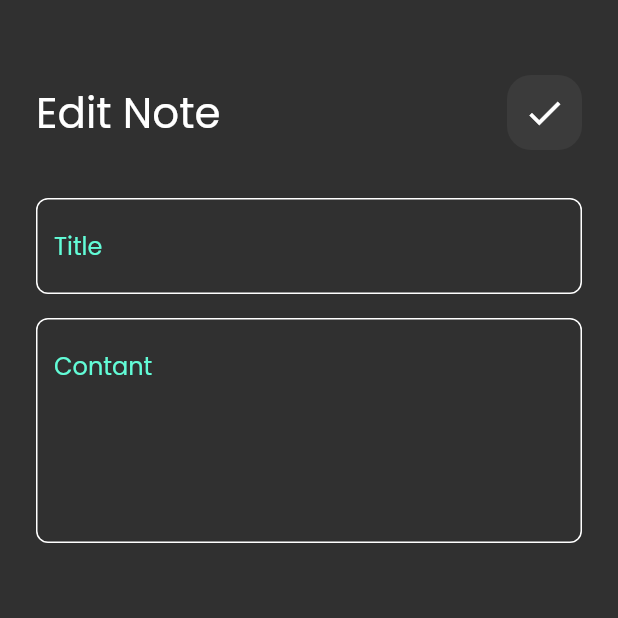
After one commit to HadyAbdallah/Notes-App, a Flutter app: the screen it shows after launch, after a tap on "Flutte Tips", on a phone screen of 412 x 824 dp, the top half of it. The commit adds this screen. Run offline on Flutter 3.47's test engine with Material 2 defaults, Android fonts, the phone set to English and light mode, and no system bars.

Commit message:
Create Edit view with some edits in code and add note model

```diff
--- /dev/null
+++ b/lib/Views/EditNoteView.dart
@@ -0,0 +1,15 @@
+import 'package:flutter/material.dart';
+
+import '../Widgets/EditNoteViewBody.dart';
+
+class EditNoteView extends StatelessWidget {
+  const EditNoteView({super.key});
+  static String id = "EditNoteView";
+
+  @override
+  Widget build(BuildContext context) {
+    return const Scaffold(
+      body: EditNoteViewBody(),
+    );
+  }
+}
--- a/lib/Widgets/AddNoteBottomSheet.dart
+++ b/lib/Widgets/AddNoteBottomSheet.dart
@@ -31,7 +31,9 @@ class AddNoteBottomSheet extends StatelessWidget {
             SizedBox(
               height: 32,
             ),
-            CustomButton(),
+            CustomButton(
+              text: 'Add',
+            ),
             SizedBox(
               height: 16,
             ),
--- a/lib/Widgets/CustomAppBar.dart
+++ b/lib/Widgets/CustomAppBar.dart
@@ -1,19 +1,22 @@
 import 'package:flutter/material.dart';
-import 'package:notes/Widgets/CustomSearchIcon.dart';
+import 'package:notes/Widgets/CustomIcon.dart';
 
 class CustomAppBar extends StatelessWidget {
-  const CustomAppBar({super.key});
-
+  const CustomAppBar({super.key, required this.title, required this.icon});
+  final String title;
+  final IconData icon;
   @override
   Widget build(BuildContext context) {
-    return const Row(
+    return Row(
       children: [
         Text(
-          "Notes",
-          style: TextStyle(fontSize: 28),
+          title,
+          style: const TextStyle(fontSize: 28),
         ),
         Spacer(),
-        CustomSearchIcon(),
+        CustomIcon(
+          icon: icon,
+        ),
       ],
     );
   }
--- a/lib/Widgets/CustomSearchIcon.dart
+++ b/lib/Widgets/CustomIcon.dart
@@ -1,7 +1,8 @@
 import 'package:flutter/material.dart';
 
-class CustomSearchIcon extends StatelessWidget {
-  const CustomSearchIcon({super.key});
+class CustomIcon extends StatelessWidget {
+  const CustomIcon({super.key, required this.icon});
+  final IconData icon;
 
   @override
   Widget build(BuildContext context) {
@@ -12,11 +13,12 @@ class CustomSearchIcon extends StatelessWidget {
         color: Colors.white.withOpacity(0.05),
         borderRadius: BorderRadius.circular(16),
       ),
-      child: const Center(
-        child: Icon(
-          Icons.search,
+      child: IconButton(
+        icon: Icon(
+          icon,
           size: 28,
         ),
+        onPressed: () {},
       ),
     );
   }
--- /dev/null
+++ b/lib/Widgets/EditNoteViewBody.dart
@@ -0,0 +1,39 @@
+import 'package:flutter/material.dart';
+import 'package:notes/Widgets/CustomAppBar.dart';
+import 'package:notes/Widgets/CustomButton.dart';
+import 'package:notes/Widgets/CustomTextField.dart';
+
+class EditNoteViewBody extends StatelessWidget {
+  const EditNoteViewBody({super.key});
+
+  @override
+  Widget build(BuildContext context) {
+    return const Padding(
+      padding: EdgeInsets.symmetric(horizontal: 24),
+      child: Column(
+        children: [
+          SizedBox(
+            height: 50,
+          ),
+          CustomAppBar(
+            title: 'Edit Note',
+            icon: Icons.check,
+          ),
+          SizedBox(
+            height: 32,
+          ),
+          CustomTextField(
+            hint: "Title",
+          ),
+          SizedBox(
+            height: 16,
+          ),
+          CustomTextField(
+            hint: "Contant",
+            maxlines: 5,
+          ),
+        ],
+      ),
+    );
+  }
+}
--- a/lib/Widgets/NoteItem.dart
+++ b/lib/Widgets/NoteItem.dart
@@ -1,11 +1,16 @@
 import 'package:flutter/material.dart';
+import 'package:notes/Views/EditNoteView.dart';
 
 class NoteItme extends StatelessWidget {
   const NoteItme({super.key});
 
   @override
   Widget build(BuildContext context) {
-    return Container(
+    return GestureDetector(
+      onTap: () {
+        Navigator.pushNamed(context, EditNoteView.id);
+      },
+      child: Container(
         padding: const EdgeInsets.only(left: 16, top: 24, bottom: 24),
         decoration: BoxDecoration(
           color: Color.fromARGB(255, 246, 176, 97),
@@ -40,6 +45,7 @@ class NoteItme extends StatelessWidget {
             )
           ],
         ),
+      ),
     );
   }
 }
--- a/lib/Widgets/NotesViewBody.dart
+++ b/lib/Widgets/NotesViewBody.dart
@@ -15,7 +15,10 @@ class NotesViewBody extends StatelessWidget {
             SizedBox(
               height: 40,
             ),
-            CustomAppBar(),
+            CustomAppBar(
+              title: 'Notes',
+              icon: Icons.search,
+            ),
             NotesListView(),
           ],
         ),
--- a/lib/main.dart
+++ b/lib/main.dart
@@ -1,5 +1,7 @@
 import 'package:flutter/material.dart';
 import 'package:notes/Views/NotesView.dart';
+
+import 'Views/EditNoteView.dart';
 
 void main() {
   runApp(const NotesApp());
@@ -16,7 +18,10 @@ class NotesApp extends StatelessWidget {
         fontFamily: 'Poppins',
       ),
       debugShowCheckedModeBanner: false,
-      routes: {NotesView.id: (context) => const NotesView()},
+      routes: {
+        NotesView.id: (context) => const NotesView(),
+        EditNoteView.id: (context) => const EditNoteView()
+      },
       initialRoute: NotesView.id,
       home: const NotesView(),
     );
```
Also changed, not shown: lib/Models/NoteModel.dart (added, +12 -0 lines), lib/Widgets/CustomButton.dart (+4 -4 lines). Lines whose indentation alone changed are shown as unchanged.
